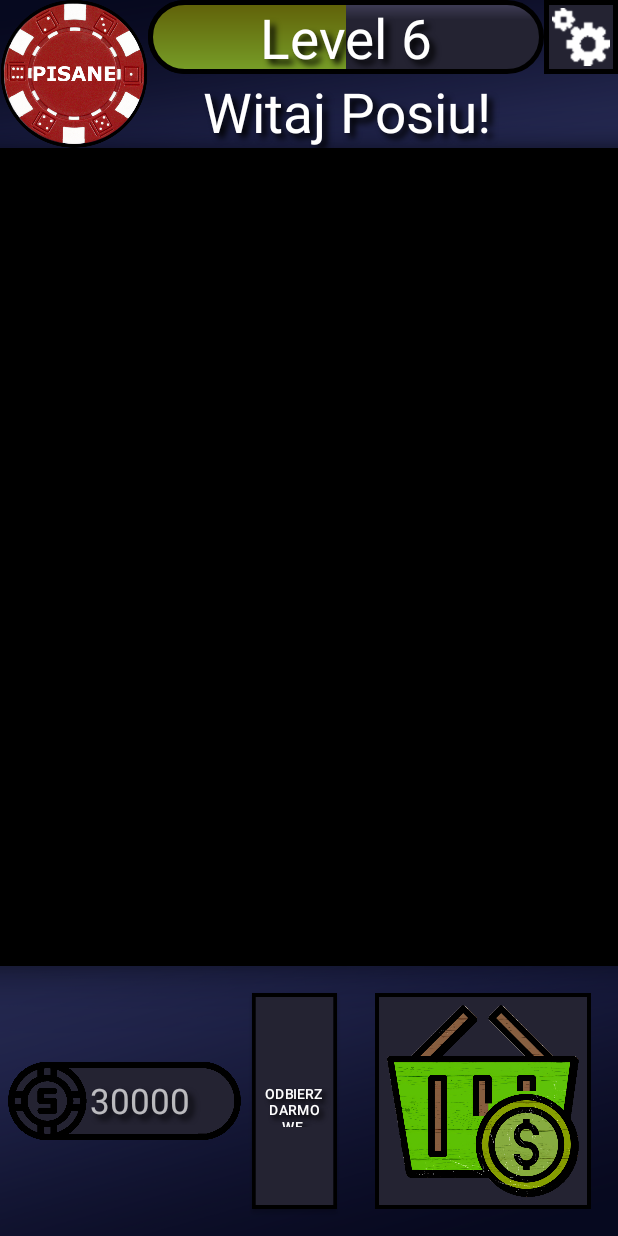
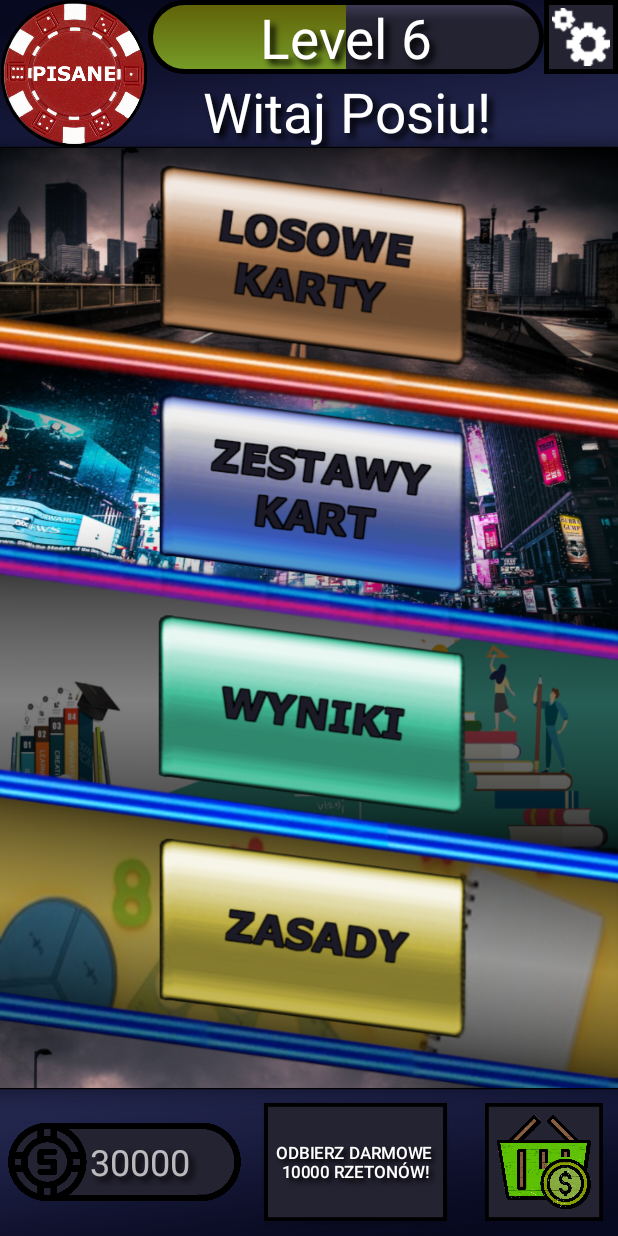
Before and after one commit to Posiuu/pisane, an Android app: the screen it shows after launch (MainMenuActivity), on a phone screen of 412 x 824 dp. Run offline under Robolectric (Android 15) with nearby library versions, the phone set to English and light mode, and no system bars.

Commit message:
Add main_menu layout middle panel

```diff
--- a/app/src/main/res/layout/activity_main_menu.xml
+++ b/app/src/main/res/layout/activity_main_menu.xml
@@ -104,12 +104,33 @@
         app:layout_constraintStart_toEndOf="@+id/logoImageView"
         app:layout_constraintTop_toTopOf="@+id/top6Guideline" />
 
+    <ImageView
+        android:id="@+id/menuImageView"
+        android:layout_width="0dp"
+        android:layout_height="0dp"
+        android:scaleType="fitXY"
+        app:layout_constraintBottom_toTopOf="@id/bottom12Guideline"
+        app:layout_constraintEnd_toEndOf="parent"
+        app:layout_constraintStart_toStartOf="parent"
+        app:layout_constraintTop_toBottomOf="@+id/top12Guideline"
+        app:srcCompat="@drawable/menu_panel" />
+
+    <Button
+        android:id="@+id/mainMenuButton"
+        android:layout_width="0dp"
+        android:layout_height="0dp"
+        android:background="@color/transparent"
+        app:layout_constraintBottom_toBottomOf="@+id/menuImageView"
+        app:layout_constraintEnd_toEndOf="@+id/menuImageView"
+        app:layout_constraintStart_toStartOf="@+id/menuImageView"
+        app:layout_constraintTop_toTopOf="@+id/menuImageView" />
+
     <androidx.constraintlayout.widget.Guideline
         android:id="@+id/bottom12Guideline"
         android:layout_width="wrap_content"
         android:layout_height="wrap_content"
         android:orientation="horizontal"
-        app:layout_constraintGuide_begin="644dp" />
+        app:layout_constraintGuide_percent="0.88" />
 
     <androidx.constraintlayout.widget.Guideline
         android:id="@+id/start14Guideline"
@@ -133,7 +154,7 @@
         app:layout_constraintBottom_toBottomOf="parent"
         app:layout_constraintEnd_toEndOf="parent"
         app:layout_constraintStart_toStartOf="parent"
-        app:layout_constraintTop_toTopOf="@+id/bottom12Guideline"
+        app:layout_constraintTop_toBottomOf="@+id/bottom12Guideline"
         app:srcCompat="@drawable/bottom_panel_background" />
 
     <ImageView
--- a/app/src/main/res/values/colors.xml
+++ b/app/src/main/res/values/colors.xml
@@ -12,4 +12,6 @@
     <color name="dark_purple1">#413F59</color>
     <color name="dark_green">#779E28</color>
     <color name="dark_green1">#606008</color>
+    <color name="transparent">#00000000</color>
+
 </resources>
```
Also changed, not shown: app/src/main/res/drawable/bottom_panel_background.png, app/src/main/res/drawable/header_panel_background.png, app/src/main/res/drawable/menu_panel.png (added).
